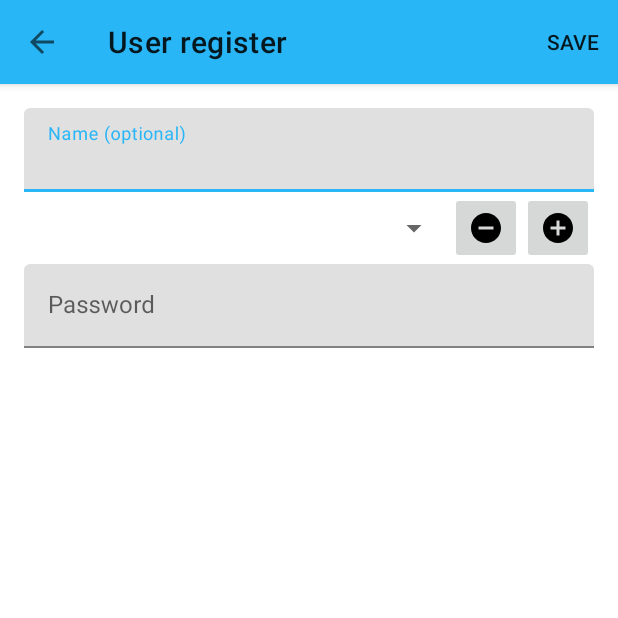
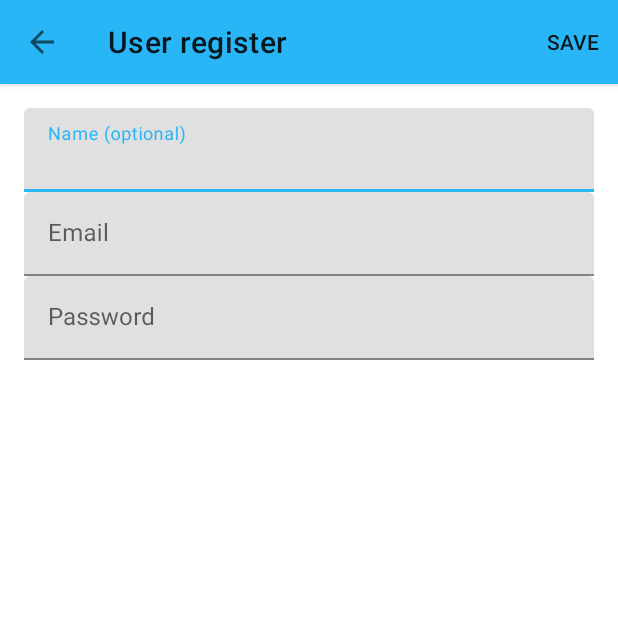
Before and after one commit to felipecrs/WatchMe, an Android app: the screen it shows after launch (UserEditActivity), after a tap on "REGISTER", on a phone screen of 412 x 824 dp, the top half of it. Run offline under Robolectric (Android 15) with nearby library versions, the phone set to English and light mode, and no system bars; our stand-ins replace Room's generated code; 2 statements that could not run were skipped; 1 other tap on this screen came first.

Commit message:
Removed more than one email functionality

```diff
--- a/app/src/main/java/com/readme/app/model/database/AppDatabase.java
+++ b/app/src/main/java/com/readme/app/model/database/AppDatabase.java
@@ -11,7 +11,6 @@ import com.readme.app.model.database.dao.MovieDao;
 import com.readme.app.model.database.dao.SeriesDao;
 import com.readme.app.model.database.dao.UserDao;
 import com.readme.app.model.entity.Book;
-import com.readme.app.model.entity.Email;
 import com.readme.app.model.entity.Movie;
 import com.readme.app.model.entity.Series;
 import com.readme.app.model.entity.User;
@@ -27,7 +26,7 @@ import androidx.room.RoomDatabase;
 import androidx.room.TypeConverters;
 import androidx.sqlite.db.SupportSQLiteDatabase;
 
-@Database(entities = {User.class, Email.class, Book.class, Movie.class, UserHasMovie.class, Series.class}, version = AppDatabase.VERSION, exportSchema = false)
+@Database(entities = {User.class, Book.class, Movie.class, UserHasMovie.class, Series.class}, version = AppDatabase.VERSION, exportSchema = false)
 @TypeConverters(Converter.class)
 public abstract class AppDatabase extends RoomDatabase {
 
--- a/app/src/main/java/com/readme/app/model/database/dao/MovieDao.java
+++ b/app/src/main/java/com/readme/app/model/database/dao/MovieDao.java
@@ -41,8 +41,8 @@ public abstract class MovieDao {
     public void delete(Movie movie, Integer userId) {
         UserHasMovie userHasMovie = new UserHasMovie(userId, movie.getId());
         deleteUserHasMovie(userHasMovie);
-        // No more users has this movie, should remove movie as well
         if(countUsersAssociatedWithMovie(movie.getId()) <= 0) {
+            // No more users has this movie, should remove the movie itself as well
             deleteMovie(movie);
         }
     }
--- a/app/src/main/java/com/readme/app/model/database/dao/UserDao.java
+++ b/app/src/main/java/com/readme/app/model/database/dao/UserDao.java
@@ -1,8 +1,6 @@
 package com.readme.app.model.database.dao;
 
-import com.readme.app.model.entity.Email;
 import com.readme.app.model.entity.User;
-import com.readme.app.model.entity.UserWithEmails;
 
 import java.util.ArrayList;
 import java.util.List;
@@ -20,19 +18,10 @@ import static androidx.room.OnConflictStrategy.REPLACE;
 @Dao
 public abstract class UserDao {
     @Insert(onConflict = REPLACE)
-    abstract long save(User user);
+    public abstract long save(User user);
 
     @Delete
     public abstract int delete(User user);
-
-    @Query("DELETE FROM "+Email.TABLE+" WHERE "+Email.USER_ID+" = :userId")
-    abstract void deleteAllEmailsByUserId(Integer userId);
-
-    @Insert(onConflict = REPLACE)
-    abstract void insertEmails(List<Email> emails);
-
-    @Insert
-    abstract void insertEmail(Email email);
 
     @Query("SELECT * FROM "+User.TABLE)
     public abstract LiveData<List<User>> getAll();
@@ -40,48 +29,10 @@ public abstract class UserDao {
     @Query("SELECT * FROM "+User.TABLE+" WHERE "+User.ID+" = :id")
     public abstract User getById(Integer id);
 
-    @Transaction
-    @Query("SELECT * FROM "+User.TABLE+" WHERE "+User.ID+" = :id")
-    public abstract UserWithEmails getUserWithEmailsById(Integer id);
-
-    @Query("SELECT * FROM "+Email.TABLE+" WHERE "+Email.ADDRESS+" = :address")
-    public abstract Email getEmailByAddress(String address);
-
-    @Query("SELECT "+Email.ADDRESS+" FROM "+Email.TABLE+" WHERE "+Email.USER_ID+" = :userId")
-    @NonNull
-    public abstract List<String> getEmailAdressesByUserId(Integer userId);
-
     @Query("SELECT * FROM "+User.TABLE+" WHERE "+User.ID+" = :id")
     public abstract LiveData<User> getLiveById(Integer id);
 
-    @Query("SELECT * FROM "+User.TABLE+" WHERE "+User.EMAIL_ADDRESS +" = :email")
+    @Query("SELECT * FROM "+User.TABLE+" WHERE "+User.EMAIL +" = :email")
     public abstract User getByEmail(String email);
 
-    @Transaction
-    void saveEmails(Integer userId, List<String> emailAdresses) {
-        List<Email> emails = new ArrayList<>();
-        emailAdresses.forEach(emailAdress -> emails.add(new Email(emailAdress, userId)));
-        emails.sort((o1, o2) -> o1.getAddress().compareToIgnoreCase(o2.getAddress()));
-        deleteAllEmailsByUserId(userId);
-        insertEmails(emails);
-    }
-
-    @Transaction
-    public void saveUserWithEmails(User user, List<String> emailAdresses) {
-        Integer userId = (int) save(user);
-        saveEmails(userId,emailAdresses);
-    }
-
-    @Transaction
-    public void saveUserWithEmails(UserWithEmails userWithEmails) {
-        Integer userId = (int) save(userWithEmails.getUser());
-        for (String emailAdress : userWithEmails.getEmailAdresses()) {
-            if(emailAdress.equals(userWithEmails.getUser().getEmailAddress())){
-                userWithEmails.getEmailAdresses().remove(emailAdress);
-                userWithEmails.getEmailAdresses().add(0, emailAdress);
-                break;
-            }
-        }
-        saveEmails(userId,userWithEmails.getEmailAdresses());
-    }
 }
--- a/app/src/main/java/com/readme/app/model/entity/User.java
+++ b/app/src/main/java/com/readme/app/model/entity/User.java
@@ -3,8 +3,6 @@ package com.readme.app.model.entity;
 import androidx.annotation.NonNull;
 import androidx.room.ColumnInfo;
 import androidx.room.Entity;
-import androidx.room.ForeignKey;
-import androidx.room.Index;
 import androidx.room.PrimaryKey;
 
 import static com.readme.app.model.entity.User.TABLE;
@@ -14,7 +12,7 @@ public class User {
     public static final String TABLE = "user";
 
     public static final String ID = "id";
-    public static final String EMAIL_ADDRESS = "email_address";
+    public static final String EMAIL = "email";
     public static final String PASSWORD = "password";
     public static final String NAME = "name";
 
@@ -23,8 +21,8 @@ public class User {
     private Integer id = null;
 
     @NonNull
-    @ColumnInfo(name = EMAIL_ADDRESS)
-    private String emailAddress;
+    @ColumnInfo(name = EMAIL)
+    private String email;
 
     @ColumnInfo(name = PASSWORD)
     @NonNull
@@ -42,12 +40,12 @@ public class User {
     }
 
     @NonNull
-    public String getEmailAddress() {
-        return emailAddress;
+    public String getEmail() {
+        return email;
     }
 
-    public void setEmailAddress(@NonNull String emailAddress) {
-        this.emailAddress = emailAddress;
+    public void setEmail(@NonNull String email) {
+        this.email = email;
     }
 
     @NonNull
--- a/app/src/main/java/com/readme/app/view/activity/MainActivity.java
+++ b/app/src/main/java/com/readme/app/view/activity/MainActivity.java
@@ -1,7 +1,5 @@
 package com.readme.app.view.activity;
 
-import android.app.SearchManager;
-import android.content.Context;
 import android.content.Intent;
 import android.os.Bundle;
 import android.view.Menu;
@@ -19,10 +17,8 @@ import com.readme.app.viewmodel.MainViewModel;
 
 import androidx.appcompat.app.ActionBarDrawerToggle;
 import androidx.appcompat.app.AppCompatActivity;
-import androidx.appcompat.widget.SearchView;
 import androidx.appcompat.widget.Toolbar;
 import androidx.core.view.GravityCompat;
-import androidx.core.view.MenuItemCompat;
 import androidx.drawerlayout.widget.DrawerLayout;
 import androidx.lifecycle.ViewModelProviders;
 import androidx.viewpager.widget.ViewPager;
@@ -74,7 +70,7 @@ public class MainActivity extends AppCompatActivity
 
         viewModel = ViewModelProviders.of(this).get(MainViewModel.class);
         viewModel.getCurrentUser().observe(this, user -> {
-            emailTextView.setText(user.getEmailAddress());
+            emailTextView.setText(user.getEmail());
             nameTextView.setText(user.getName());
         });
 
--- a/app/src/main/res/layout/activity_user_edit.xml
+++ b/app/src/main/res/layout/activity_user_edit.xml
@@ -1,6 +1,5 @@
 <?xml version="1.0" encoding="utf-8"?>
 <LinearLayout xmlns:android="http://schemas.android.com/apk/res/android"
-    xmlns:app="http://schemas.android.com/apk/res-auto"
     xmlns:tools="http://schemas.android.com/tools"
     android:layout_width="match_parent"
     android:layout_height="match_parent"
@@ -24,7 +23,7 @@
 
             <com.google.android.material.textfield.TextInputLayout
                 android:layout_width="match_parent"
-                android:layout_height="wrap_content">
+                android:layout_height="match_parent">
 
                 <com.google.android.material.textfield.TextInputEditText
                     android:id="@+id/user_edit_name"
@@ -35,32 +34,18 @@
 
             </com.google.android.material.textfield.TextInputLayout>
 
-            <LinearLayout
-                android:id="@+id/layout_email"
+            <com.google.android.material.textfield.TextInputLayout
                 android:layout_width="match_parent"
-                android:layout_height="wrap_content"
-                android:orientation="horizontal">
+                android:layout_height="wrap_content">
 
-                <Spinner
-                    android:id="@+id/user_spinner_email"
-                    android:layout_width="0dp"
-                    android:layout_height="match_parent"
-                    android:layout_weight="1"
-                    android:dropDownWidth="match_parent" />
+                <com.google.android.material.textfield.TextInputEditText
+                    android:id="@+id/user_edit_email"
+                    android:layout_width="match_parent"
+                    android:layout_height="wrap_content"
+                    android:hint="@string/user_edit_txtEmail"
+                    android:inputType="textEmailAddress" />
 
-                <ImageButton
-                    android:id="@+id/imageview_remove_email"
-                    android:layout_width="48dp"
-                    android:layout_height="48dp"
-                    app:srcCompat="@drawable/ic_remove_circle_black_24dp" />
-
-                <ImageButton
-                    android:id="@+id/imageview_add_email"
-                    android:layout_width="48dp"
-                    android:layout_height="48dp"
-                    app:srcCompat="@drawable/ic_add_circle_black_24dp" />
-
-            </LinearLayout>
+            </com.google.android.material.textfield.TextInputLayout>
 
             <com.google.android.material.textfield.TextInputLayout
                 android:layout_width="match_parent"
--- a/app/src/main/res/values/strings.xml
+++ b/app/src/main/res/values/strings.xml
@@ -68,7 +68,7 @@
     <string name="book_id_extra_key" translatable="false">book_id</string>
 
     <string name="title_activity_user_list">Users list</string>
-    <string name="sample_email">emailAddress@domain.com</string>
+    <string name="sample_email">email@domain.com</string>
     <string name="sample_bookTitle">Sample Title Book</string>
     <string name="sample_bookAuthor">" Sample Author Name"</string>
     <string name="title_activity_user_add">User register</string>
```
Also changed, not shown: app/src/main/java/com/readme/app/model/entity/Email.java (deleted, +0 -85 lines), app/src/main/java/com/readme/app/model/entity/UserWithEmails.java (deleted, +0 -31 lines), app/src/main/java/com/readme/app/view/activity/UserEditActivity.java (+14 -109 lines), app/src/main/java/com/readme/app/viewmodel/UserEditViewModel.java (+9 -12 lines), app/src/main/java/com/readme/app/model/entity/UserHasMovie.java (line endings or trailing spaces), 1 other file.
